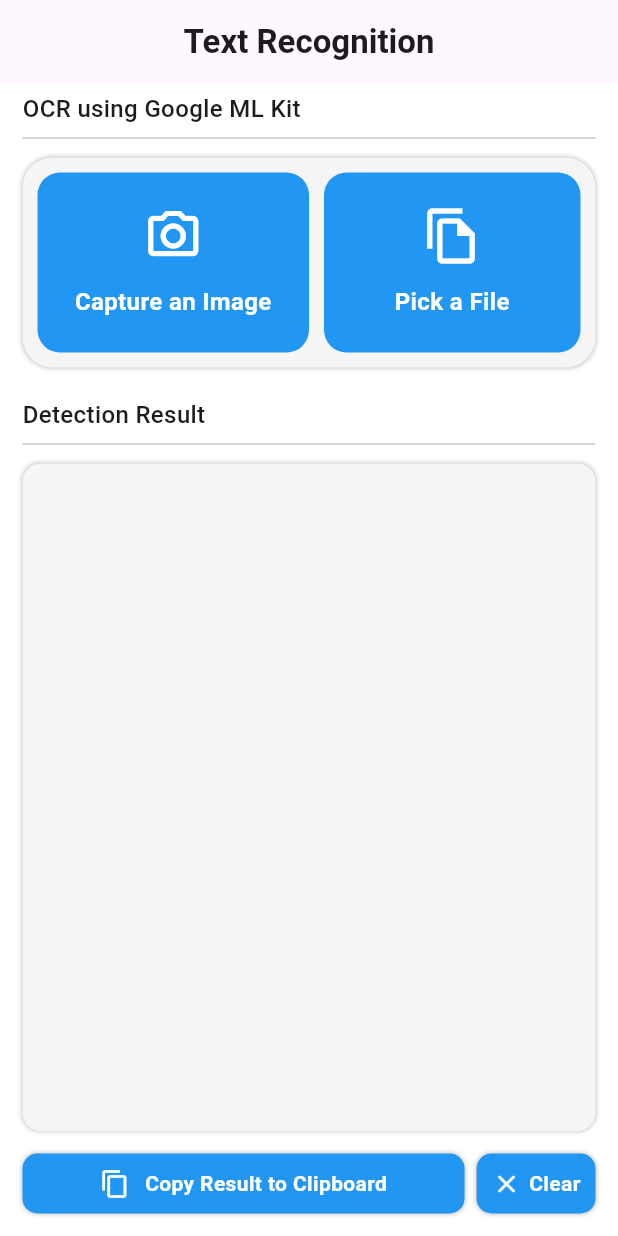
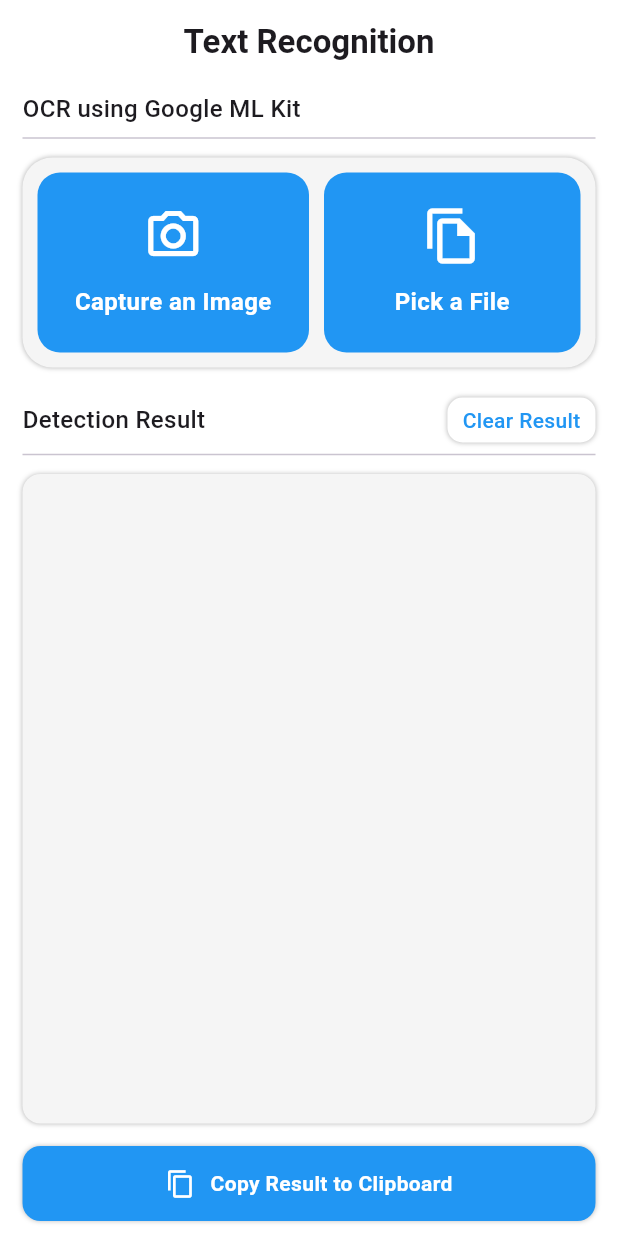
Before and after one commit to abhinike/gdsc_tech_nexus, a Flutter app: the screen it shows after launch, on a phone screen of 412 x 824 dp. Run offline on Flutter 3.47's test engine with Material 3 defaults, Android fonts, the phone set to English and light mode, and no system bars; our stand-ins replace image_picker; missing offline and left inert: google_mlkit_text_recognition.

Commit message:
minor ui change

```diff
--- a/lib/Presentation/TextRecognition/text_regonition_screen.dart
+++ b/lib/Presentation/TextRecognition/text_regonition_screen.dart
@@ -1,6 +1,4 @@
-import 'package:flutter/cupertino.dart';
 import 'package:flutter/material.dart';
-import 'package:flutter/widgets.dart';
 import 'package:gdsc_tech_nova/Provider/OcrProvider.dart';
 import 'package:gdsc_tech_nova/utils/app_colors..dart';
 import 'package:provider/provider.dart';
@@ -19,6 +17,7 @@ class _TextRegonitionScreenState extends State<TextRegonitionScreen> {
       create: (context) => OCRProvider(),
       child: Scaffold(
         appBar: AppBar(
+          backgroundColor: AppColors.backgroundColor,
           scrolledUnderElevation: 0,
           centerTitle: true,
           title: const Text(
@@ -28,7 +27,7 @@ class _TextRegonitionScreenState extends State<TextRegonitionScreen> {
         ),
         backgroundColor: AppColors.backgroundColor,
         bottomNavigationBar: Padding(
-          padding: const EdgeInsets.fromLTRB(15, 0, 15, 15),
+          padding: const EdgeInsets.fromLTRB(15, 0, 15, 10),
           child: Row(
             children: [
               Expanded(
@@ -45,7 +44,7 @@ class _TextRegonitionScreenState extends State<TextRegonitionScreen> {
                         : null;
                   },
                   child: Container(
-                    height: 40,
+                    height: 50,
                     padding: const EdgeInsets.fromLTRB(10, 5, 10, 5),
                     decoration: BoxDecoration(
                         boxShadow: [
@@ -55,7 +54,7 @@ class _TextRegonitionScreenState extends State<TextRegonitionScreen> {
                               spreadRadius: 0)
                         ],
                         color: AppColors.secondaryColor,
-                        borderRadius: BorderRadius.circular(10)),
+                        borderRadius: BorderRadius.circular(12)),
                     child: const Row(
                       mainAxisAlignment: MainAxisAlignment.center,
                       children: [
@@ -77,43 +76,6 @@ class _TextRegonitionScreenState extends State<TextRegonitionScreen> {
                   ),
                 ),
               ),
-              const SizedBox(
-                width: 8,
-              ),
-              GestureDetector(
-                onTap: () => context.read<OCRProvider>().reset(),
-                child: Container(
-                  height: 40,
-                  padding: const EdgeInsets.fromLTRB(10, 5, 10, 5),
-                  decoration: BoxDecoration(
-                      boxShadow: [
-                        BoxShadow(
-                            color: Colors.grey.shade400,
-                            blurRadius: 2,
-                            spreadRadius: 0)
-                      ],
-                      color: AppColors.secondaryColor,
-                      borderRadius: BorderRadius.circular(10)),
-                  child: const Row(
-                    mainAxisAlignment: MainAxisAlignment.spaceBetween,
-                    children: [
-                      Icon(
-                        Icons.clear_rounded,
-                        color: Colors.white,
-                        size: 20,
-                      ),
-                      SizedBox(
-                        width: 5,
-                      ),
-                      Text(
-                        "Clear",
-                        style: TextStyle(
-                            fontWeight: FontWeight.w600, color: Colors.white),
-                      ),
-                    ],
-                  ),
-                ),
-              )
             ],
           ),
         ),
@@ -218,9 +180,38 @@ class _TextRegonitionScreenState extends State<TextRegonitionScreen> {
               const SizedBox(
                 height: 20,
               ),
-              const Text(
-                "Detection Result",
-                style: TextStyle(fontSize: 16, fontWeight: FontWeight.w500),
+              Row(
+                mainAxisAlignment: MainAxisAlignment.spaceBetween,
+                children: [
+                  const Text(
+                    "Detection Result",
+                    style: TextStyle(fontSize: 16, fontWeight: FontWeight.w500),
+                  ),
+                  GestureDetector(
+                    onTap: () => context.read<OCRProvider>().reset(),
+                    child: Container(
+                      height: 30,
+                      padding: const EdgeInsets.fromLTRB(10, 5, 10, 5),
+                      decoration: BoxDecoration(
+                          boxShadow: [
+                            BoxShadow(
+                                color: Colors.grey.shade400,
+                                blurRadius: 2,
+                                spreadRadius: 0)
+                          ],
+                          color: AppColors.backgroundColor,
+                          borderRadius: BorderRadius.circular(10)),
+                      child: Center(
+                        child: Text(
+                          "Clear Result",
+                          style: TextStyle(
+                              fontWeight: FontWeight.w500,
+                              color: AppColors.secondaryColor),
+                        ),
+                      ),
+                    ),
+                  )
+                ],
               ),
               const Divider(),
               Expanded(
```
